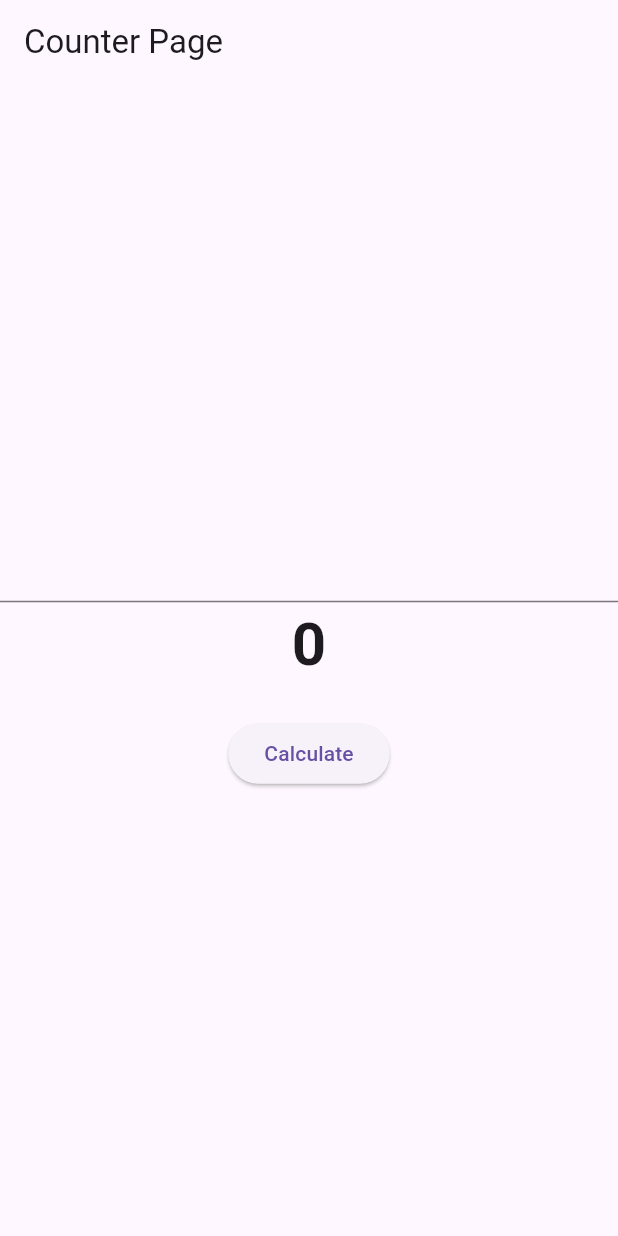
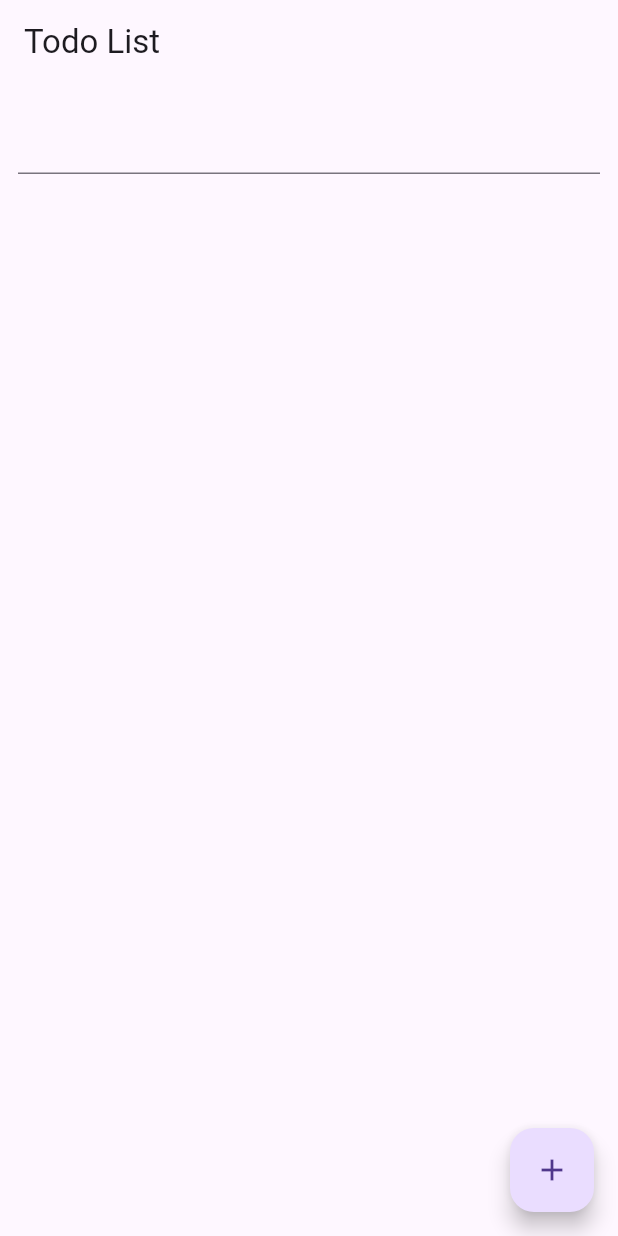
Before and after one commit to YassineElkefi/Flutter_Testing, a Flutter app: the screen it shows after launch, on a phone screen of 412 x 824 dp. Run offline on Flutter 3.47's test engine with Material 3 defaults, Android fonts, the phone set to English and light mode, and no system bars.

```diff
--- a/lib/main.dart
+++ b/lib/main.dart
@@ -1,8 +1,6 @@
 import 'package:flutter/material.dart';
-import 'package:flutter_testing/screens/counter_page.dart';
+import 'package:flutter_testing/screens/todo_list_page.dart';
 
 void main() {
-  runApp(MaterialApp(
-    home: CounterPage(),
-  ));
+  runApp(const TodoListPage());
 }
--- /dev/null
+++ b/lib/screens/todo_list_page.dart
@@ -0,0 +1,57 @@
+import 'package:flutter/material.dart';
+
+class TodoListPage extends StatefulWidget {
+  const TodoListPage({super.key});
+
+  @override
+  State<TodoListPage> createState() => _TodoListPageState();
+}
+
+class _TodoListPageState extends State<TodoListPage> {
+
+  static const _appTitle = 'Todo List';
+  final todos = <String>[];
+  final controller = TextEditingController();
+
+  @override
+  Widget build(BuildContext context) {
+    return MaterialApp(
+      title: _appTitle,
+      home: Scaffold(
+        appBar: AppBar(
+          title: const Text(_appTitle),
+        ),
+        body: Column(
+          children: [
+            Padding(padding: const EdgeInsets.all(12),
+            child: TextField(
+              controller: controller,
+            ),),
+            Expanded(child: ListView.builder(
+              itemCount: todos.length,
+              itemBuilder: (context, index){
+                final todo = todos[index];
+                return Dismissible(
+
+                  key: Key('$todo$index'),
+                  onDismissed: (direction) => todos.removeAt(index),
+                  background: Container(color: Colors.red),
+                  child: ListTile(title: Text(todo)),
+                );
+              } ,
+            )
+            )
+          ],
+        ),
+        floatingActionButton: FloatingActionButton(onPressed: (){
+          setState(() {
+            todos.add(controller.text);
+            controller.clear();
+          });
+        },
+        child: const Icon(Icons.add),
+        )
+        )
+      );
+  }
+}
```
Also changed, not shown: 1 other file.
